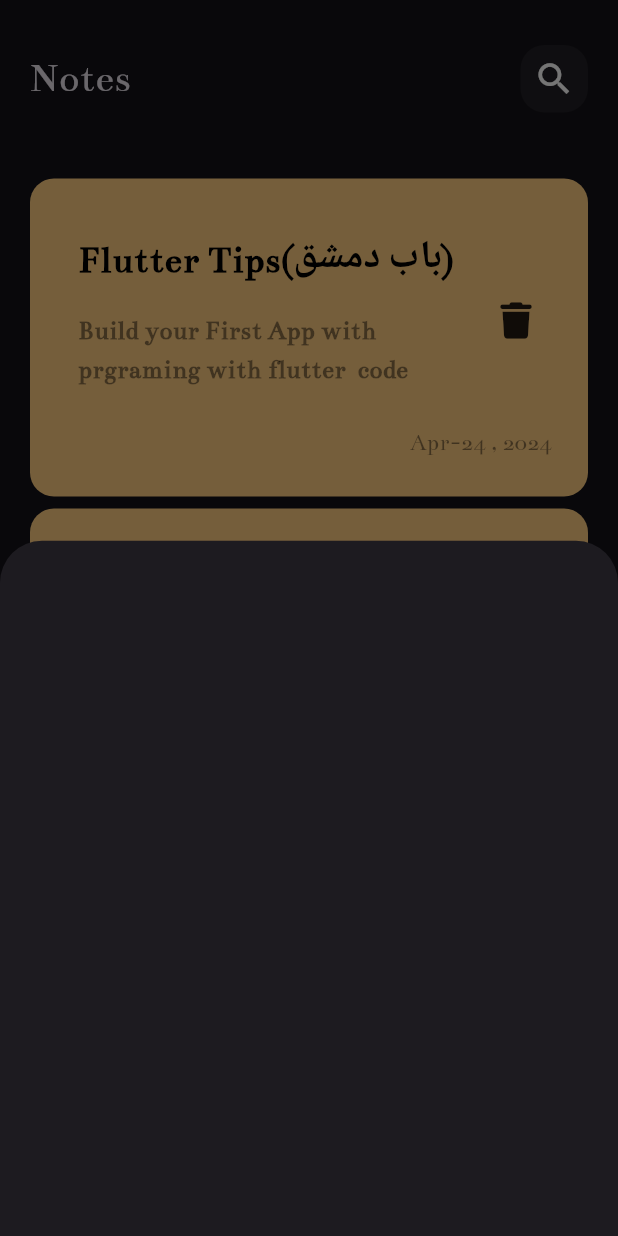
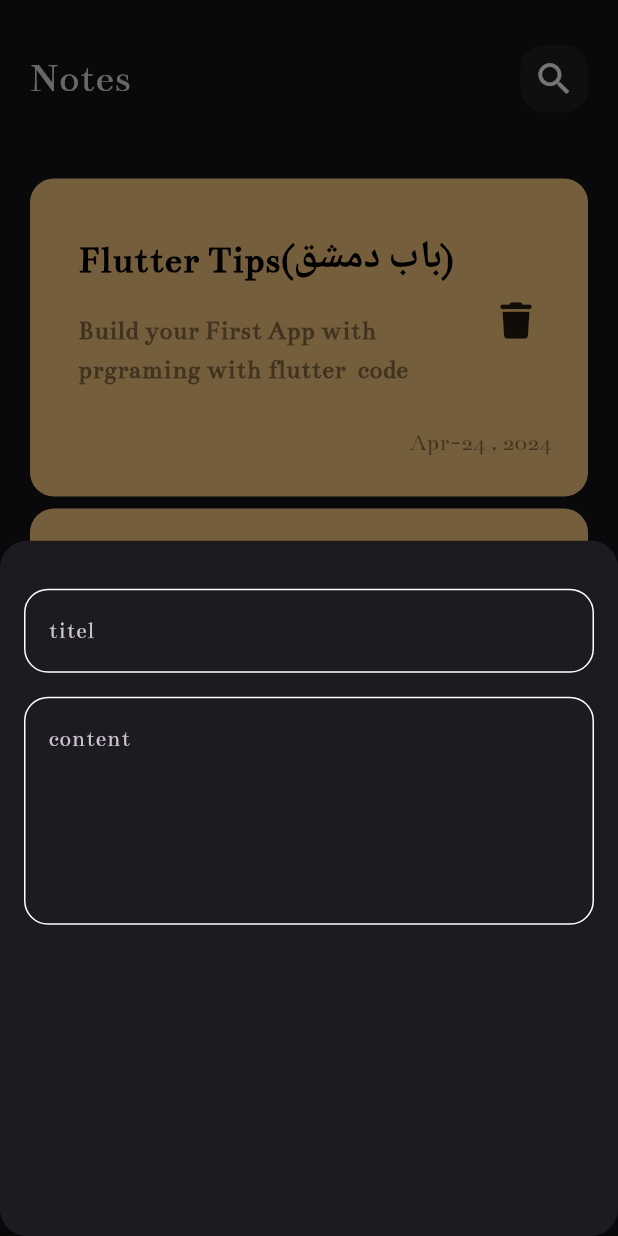
Before and after one commit to saadriia/Notes_App, a Flutter app: the screen it shows after launch, after a tap on the "add" icon, on a phone screen of 412 x 824 dp. Run offline on Flutter 3.47's test engine with Material 3 defaults, Android fonts, the phone set to English and light mode, and no system bars; our stand-ins replace font_awesome_flutter.

Commit message:
add_content

```diff
--- a/lib/view/Nots_view.dart
+++ b/lib/view/Nots_view.dart
@@ -14,9 +14,12 @@ class NotsView extends StatelessWidget {
       floatingActionButton: FloatingActionButton(
         onPressed: () {
           showModalBottomSheet(
+            shape:RoundedRectangleBorder(
+              borderRadius:BorderRadius.circular(18),
+            ) ,
               context: context,
               builder: (context) {
-                return AddNoteButtonSheat();
+                return const AddNoteButtonSheat();
               });
         },
         child: const Icon(Icons.add),
--- a/lib/view/widgets/Add_note_ButtonSheet.dart
+++ b/lib/view/widgets/Add_note_ButtonSheet.dart
@@ -1,4 +1,5 @@
 import 'package:flutter/material.dart';
+import 'package:notes_app/view/widgets/Custom_TexetField.dart';
 
 
 class AddNoteButtonSheat extends StatelessWidget {
@@ -6,6 +7,23 @@ class AddNoteButtonSheat extends StatelessWidget {
 
   @override
   Widget build(BuildContext context) {
-    return Container();
+    return const Padding(
+      padding:  EdgeInsets.symmetric(horizontal:16 ),
+      child: Column(
+        children: [
+          SizedBox(
+            height: 32,
+          ),
+          CustomTexetField(
+              hint: 'titel',
+
+          ),
+          SizedBox(height: 16,),
+            CustomTexetField(
+              hint: 'content',
+              maxLines: 5, )
+        ],
+      ),
+    );
   }
 }
--- /dev/null
+++ b/lib/view/widgets/Constants.dart
@@ -0,0 +1,5 @@
+import 'package:flutter/material.dart';
+
+import "package:flutter/animation.dart";
+
+const kPrimaryColor = Color(0xfff62fcd7);
--- /dev/null
+++ b/lib/view/widgets/Custom_TexetField.dart
@@ -0,0 +1,28 @@
+import 'package:flutter/material.dart';
+import 'package:notes_app/view/widgets/Constants.dart';
+
+class CustomTexetField extends StatelessWidget {
+  const CustomTexetField({super.key, required this.hint, this.maxLines = 1});
+  final String hint;
+  final int maxLines;
+
+  @override
+  Widget build(BuildContext context) {
+    return TextField(
+      cursorColor: kPrimaryColor,
+      maxLines: maxLines,
+      decoration: InputDecoration(
+          hintText: hint,
+          border: outlineBuldBorder(),
+          enabledBorder: outlineBuldBorder(),
+          focusedBorder: outlineBuldBorder(kPrimaryColor)),
+    );
+  }
+
+  OutlineInputBorder outlineBuldBorder([Color]) {
+    return OutlineInputBorder(
+      borderRadius: BorderRadius.circular(16),
+      borderSide: BorderSide(color: Color ?? Colors.white),
+    );
+  }
+}
```
Also changed, not shown: 2 other files.
